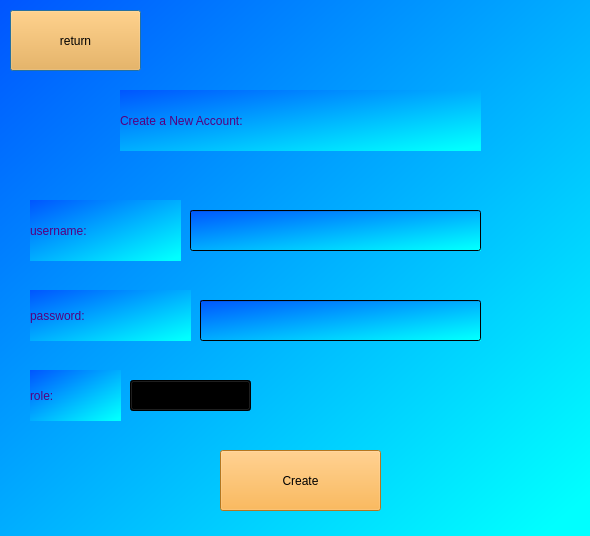
Qt form signup.ui (Ahmed1614/qt-bla) before a commit.
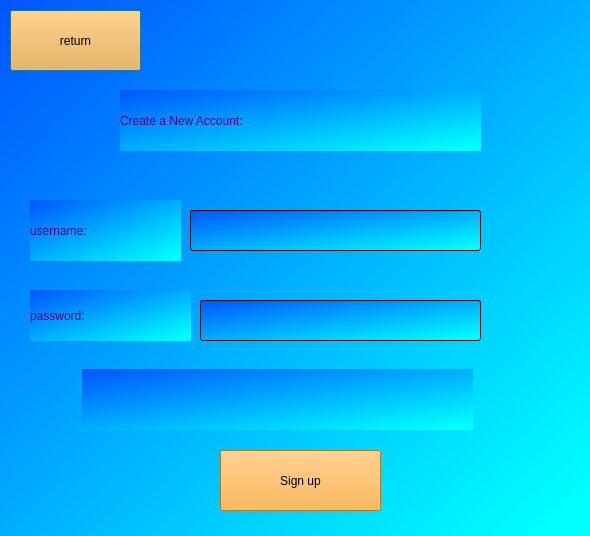
The same form after that commit.

```diff
--- a/signup.ui
+++ b/signup.ui
@@ -85,24 +85,7 @@
     <string>return</string>
    </property>
   </widget>
-  <widget class="QLabel" name="label_4">
-   <property name="geometry">
-    <rect>
-     <x>30</x>
-     <y>370</y>
-     <width>91</width>
-     <height>51</height>
-    </rect>
-   </property>
-   <property name="styleSheet">
-    <string notr="true">font: 700 20pt &quot;Segoe Script&quot;;
-color: rgb(85, 0, 127);</string>
-   </property>
-   <property name="text">
-    <string>role:</string>
-   </property>
-  </widget>
-  <widget class="QLineEdit" name="lineEdit">
+  <widget class="QLineEdit" name="signup_name">
    <property name="geometry">
     <rect>
      <x>190</x>
@@ -125,27 +108,7 @@
     <enum>QLineEdit::EchoMode::Password</enum>
    </property>
   </widget>
-  <widget class="QComboBox" name="comboBox">
-   <property name="geometry">
-    <rect>
-     <x>130</x>
-     <y>380</y>
-     <width>121</width>
-     <height>31</height>
-    </rect>
-   </property>
-   <item>
-    <property name="text">
-     <string>user</string>
-    </property>
-   </item>
-   <item>
-    <property name="text">
-     <string>admin</string>
-    </property>
-   </item>
-  </widget>
-  <widget class="QPushButton" name="pushButton_4">
+  <widget class="QPushButton" name="sign_up">
    <property name="geometry">
     <rect>
      <x>220</x>
@@ -160,7 +123,23 @@
 background-color: rgb(251, 167, 45);</string>
    </property>
    <property name="text">
-    <string>Create</string>
+    <string>Sign up</string>
+   </property>
+  </widget>
+  <widget class="QLabel" name="error">
+   <property name="geometry">
+    <rect>
+     <x>82</x>
+     <y>369</y>
+     <width>391</width>
+     <height>61</height>
+    </rect>
+   </property>
+   <property name="text">
+    <string/>
+   </property>
+   <property name="alignment">
+    <set>Qt::AlignmentFlag::AlignCenter</set>
    </property>
   </widget>
  </widget>
```
Left out of the diff: 10 changed lines with no effect on the pictures.
